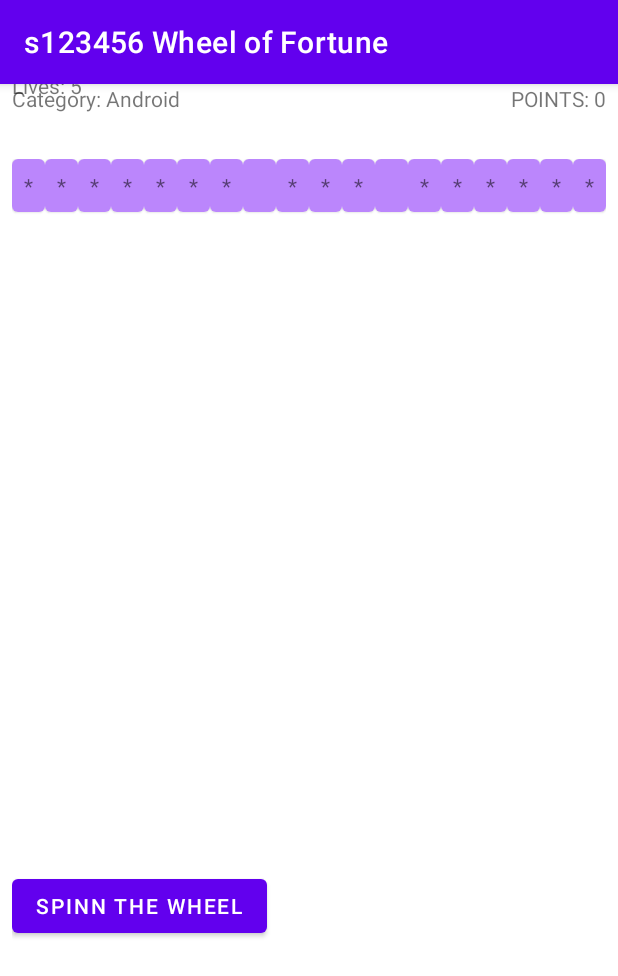
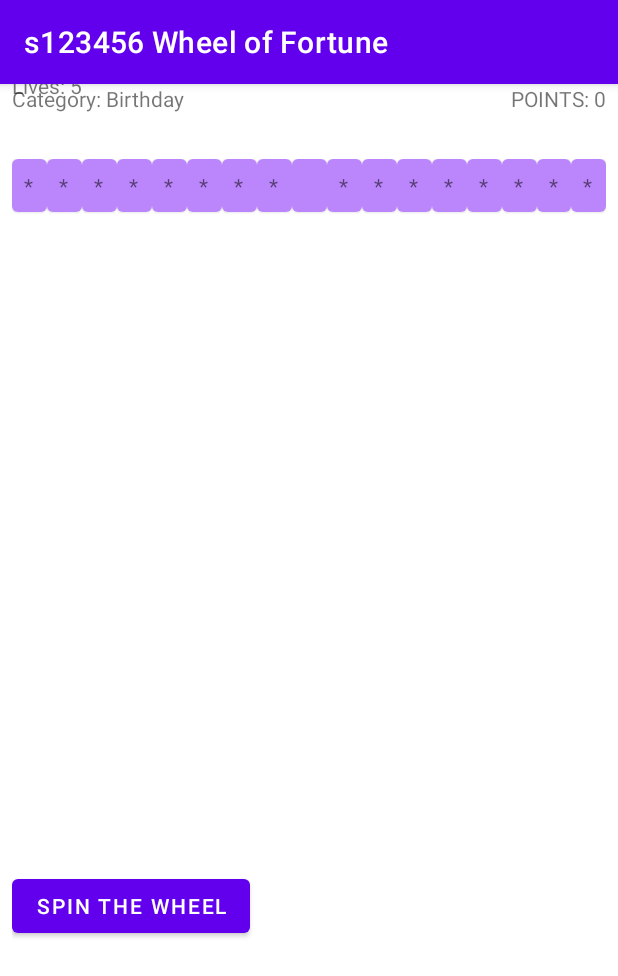
Before and after one commit to Rasm-P/Wheel-of-Fortune, an Android app: the screen it shows after launch (MainActivity), on a phone screen of 412 x 824 dp. Shown: the top 976 px of the screen. Run offline under Robolectric (Android 15) with nearby library versions, the phone set to English and light mode, and no system bars; our stand-ins replace data binding.

Commit message:
Added more game functionality

```diff
--- a/WheelOfFortune/app/src/main/java/com/example/wheeloffortune/data/CategoryData.kt
+++ b/WheelOfFortune/app/src/main/java/com/example/wheeloffortune/data/CategoryData.kt
@@ -7,11 +7,7 @@ class CategoryData() {
 
     fun loadCategories(): List<Category> {
         return listOf<Category>(
-            Category("Test", listOf("Testing phrase")),
-            Category("Random", listOf("Randomized wordlist")),
-            Category("Birthday", listOf("Birthday surprise")),
-            Category("Humanity", listOf("Believing in humanity")),
-            Category("Android", listOf("Android and kotlin"))
+            Category("Birthday", listOf("Birthday surprise"))
         )
     }
 }
--- a/WheelOfFortune/app/src/main/res/layout/fragment_game_lost.xml
+++ b/WheelOfFortune/app/src/main/res/layout/fragment_game_lost.xml
@@ -6,8 +6,14 @@
     tools:context=".GameLost">
 
     <TextView
+        android:id="@+id/game_lost"
         android:layout_width="match_parent"
         android:layout_height="match_parent"
         android:text="@string/game_lost" />
 
+    <TextView
+        android:id="@+id/game_points"
+        android:layout_width="match_parent"
+        android:layout_height="match_parent"/>
+
 </FrameLayout>
--- a/WheelOfFortune/app/src/main/res/layout/fragment_word_guessing.xml
+++ b/WheelOfFortune/app/src/main/res/layout/fragment_word_guessing.xml
@@ -22,7 +22,7 @@
             app:layout_constraintBottom_toTopOf="parent"
             app:layout_constraintStart_toStartOf="parent"
             app:layout_constraintTop_toTopOf="parent"
-            tools:text="Scramble word"/>
+            tools:text="Lives"/>
 
         <TextView
             android:id="@+id/points"
@@ -32,7 +32,7 @@
             android:textAllCaps="true"
             app:layout_constraintEnd_toEndOf="parent"
             app:layout_constraintTop_toTopOf="parent"
-            tools:text="3 of 10 words" />
+            tools:text="Points" />
 
         <TextView
             android:id="@+id/category_title"
@@ -56,7 +56,7 @@
             android:id="@+id/spin_the_wheel"
             android:layout_width="wrap_content"
             android:layout_height="wrap_content"
-            android:text="@string/spinn_the_wheel"
+            android:text="@string/spin_the_wheel"
             app:layout_constraintStart_toStartOf="parent"
             app:layout_constraintTop_toBottomOf="@+id/guess_phrase_text_field" />
 
--- a/WheelOfFortune/app/src/main/res/navigation/navigation_graph.xml
+++ b/WheelOfFortune/app/src/main/res/navigation/navigation_graph.xml
@@ -9,5 +9,30 @@
         android:id="@+id/wordGuessing"
         android:name="com.example.wheeloffortune.WordGuessing"
         android:label="fragment_word_guessing"
-        tools:layout="@layout/fragment_word_guessing" />
+        tools:layout="@layout/fragment_word_guessing" >
+        <action
+            android:id="@+id/action_wordGuessing_to_gameWon"
+            app:destination="@id/gameWon" />
+        <action
+            android:id="@+id/action_wordGuessing_to_gameLost"
+            app:destination="@id/gameLost" />
+    </fragment>
+    <fragment
+        android:id="@+id/gameLost"
+        android:name="com.example.wheeloffortune.GameLost"
+        android:label="fragment_game_lost"
+        tools:layout="@layout/fragment_game_lost" >
+        <action
+            android:id="@+id/action_gameLost_to_wordGuessing"
+            app:destination="@id/wordGuessing" />
+    </fragment>
+    <fragment
+        android:id="@+id/gameWon"
+        android:name="com.example.wheeloffortune.GameWon"
+        android:label="fragment_game_won"
+        tools:layout="@layout/fragment_game_won" >
+        <action
+            android:id="@+id/action_gameWon_to_wordGuessing"
+            app:destination="@id/wordGuessing" />
+    </fragment>
 </navigation>
```
Also changed, not shown: WheelOfFortune/app/src/main/java/com/example/wheeloffortune/GameLost.kt (+11 -0 lines), WheelOfFortune/app/src/main/java/com/example/wheeloffortune/WordGuessing.kt (+45 -19 lines), WheelOfFortune/app/src/main/java/com/example/wheeloffortune/WordGuessingViewModel.kt (+28 -3 lines), WheelOfFortune/app/src/main/res/layout/fragment_game_won.xml (+20 -2 lines), WheelOfFortune/app/src/main/res/values/strings.xml (+5 -16 lines).
